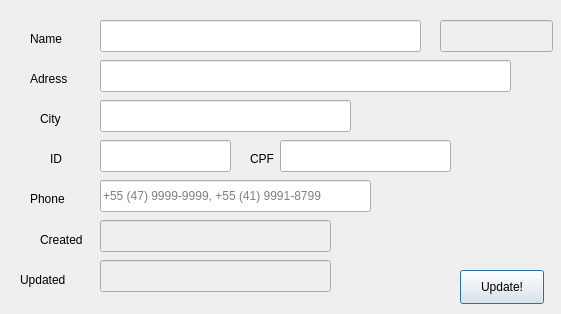
This is Client_Update.ui in bedi1982/Oficina as Qt 5 draws it before an edit. The edited form follows.
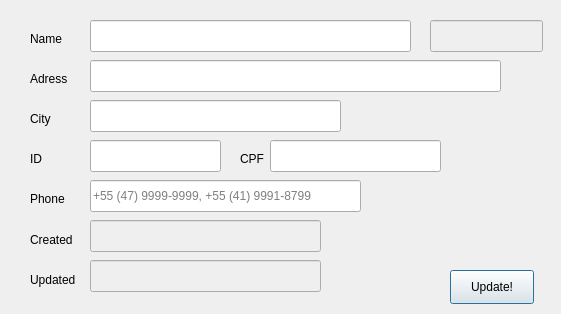
This is the edited form.

Diff of the .ui file:
```diff
--- a/Client_Update.ui
+++ b/Client_Update.ui
@@ -28,7 +28,7 @@
   <widget class="QLineEdit" name="line_Phone">
    <property name="geometry">
     <rect>
-     <x>100</x>
+     <x>90</x>
      <y>180</y>
      <width>271</width>
      <height>32</height>
@@ -60,7 +60,7 @@
   <widget class="QLabel" name="lbl_cpf">
    <property name="geometry">
     <rect>
-     <x>250</x>
+     <x>240</x>
      <y>150</y>
      <width>59</width>
      <height>18</height>
@@ -73,7 +73,7 @@
   <widget class="QLabel" name="lbl_city">
    <property name="geometry">
     <rect>
-     <x>40</x>
+     <x>30</x>
      <y>110</y>
      <width>59</width>
      <height>18</height>
@@ -99,7 +99,7 @@
   <widget class="QLineEdit" name="line_RG">
    <property name="geometry">
     <rect>
-     <x>100</x>
+     <x>90</x>
      <y>140</y>
      <width>131</width>
      <height>32</height>
@@ -115,7 +115,7 @@
   <widget class="QLineEdit" name="line_CPF">
    <property name="geometry">
     <rect>
-     <x>280</x>
+     <x>270</x>
      <y>140</y>
      <width>171</width>
      <height>32</height>
@@ -131,8 +131,8 @@
   <widget class="QLabel" name="lbl_Emoticon">
    <property name="geometry">
     <rect>
-     <x>350</x>
-     <y>240</y>
+     <x>470</x>
+     <y>190</y>
      <width>48</width>
      <height>48</height>
     </rect>
@@ -156,7 +156,7 @@
   <widget class="QLineEdit" name="line_Address">
    <property name="geometry">
     <rect>
-     <x>100</x>
+     <x>90</x>
      <y>60</y>
      <width>411</width>
      <height>32</height>
@@ -175,7 +175,7 @@
   <widget class="QLabel" name="lbl_RG">
    <property name="geometry">
     <rect>
-     <x>50</x>
+     <x>30</x>
      <y>150</y>
      <width>59</width>
      <height>18</height>
@@ -188,7 +188,7 @@
   <widget class="QPushButton" name="btn_Update">
    <property name="geometry">
     <rect>
-     <x>460</x>
+     <x>450</x>
      <y>270</y>
      <width>84</width>
      <height>34</height>
@@ -207,7 +207,7 @@
   <widget class="QLineEdit" name="line_Name">
    <property name="geometry">
     <rect>
-     <x>100</x>
+     <x>90</x>
      <y>20</y>
      <width>321</width>
      <height>32</height>
@@ -226,7 +226,7 @@
   <widget class="QLineEdit" name="line_City">
    <property name="geometry">
     <rect>
-     <x>100</x>
+     <x>90</x>
      <y>100</y>
      <width>251</width>
      <height>32</height>
@@ -258,7 +258,7 @@
    </property>
    <property name="geometry">
     <rect>
-     <x>440</x>
+     <x>430</x>
      <y>20</y>
      <width>113</width>
      <height>32</height>
@@ -271,7 +271,7 @@
    </property>
    <property name="geometry">
     <rect>
-     <x>100</x>
+     <x>90</x>
      <y>220</y>
      <width>231</width>
      <height>32</height>
@@ -293,7 +293,7 @@
    </property>
    <property name="geometry">
     <rect>
-     <x>100</x>
+     <x>90</x>
      <y>260</y>
      <width>231</width>
      <height>32</height>
@@ -312,7 +312,7 @@
   <widget class="QLabel" name="lbl_created">
    <property name="geometry">
     <rect>
-     <x>40</x>
+     <x>30</x>
      <y>230</y>
      <width>61</width>
      <height>20</height>
@@ -325,9 +325,9 @@
   <widget class="QLabel" name="lbl_updated">
    <property name="geometry">
     <rect>
-     <x>20</x>
+     <x>30</x>
      <y>270</y>
-     <width>101</width>
+     <width>61</width>
      <height>20</height>
     </rect>
    </property>
```
